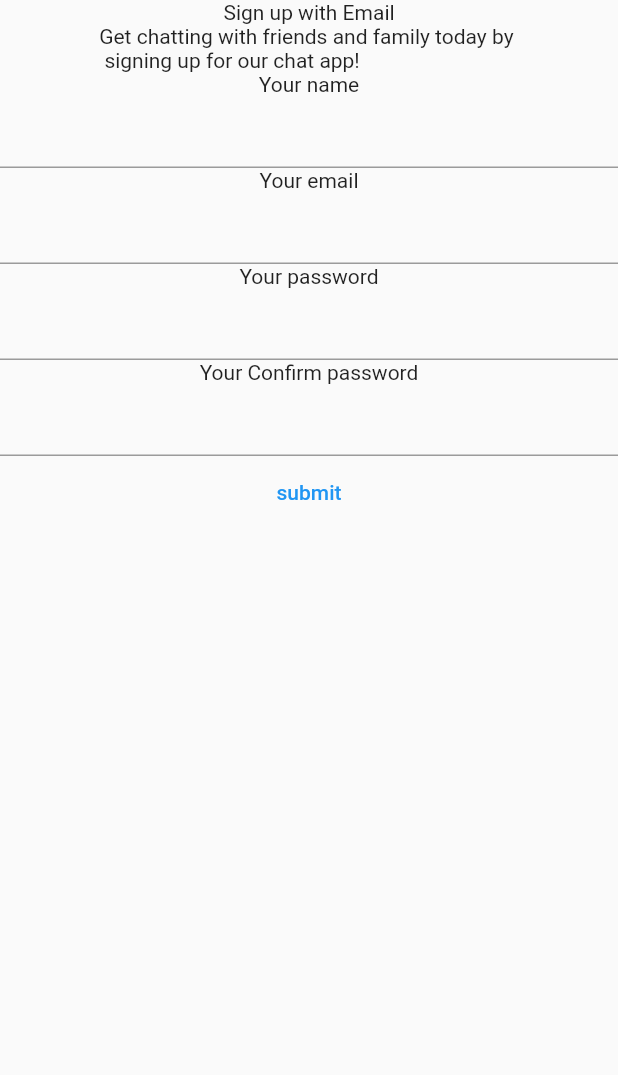
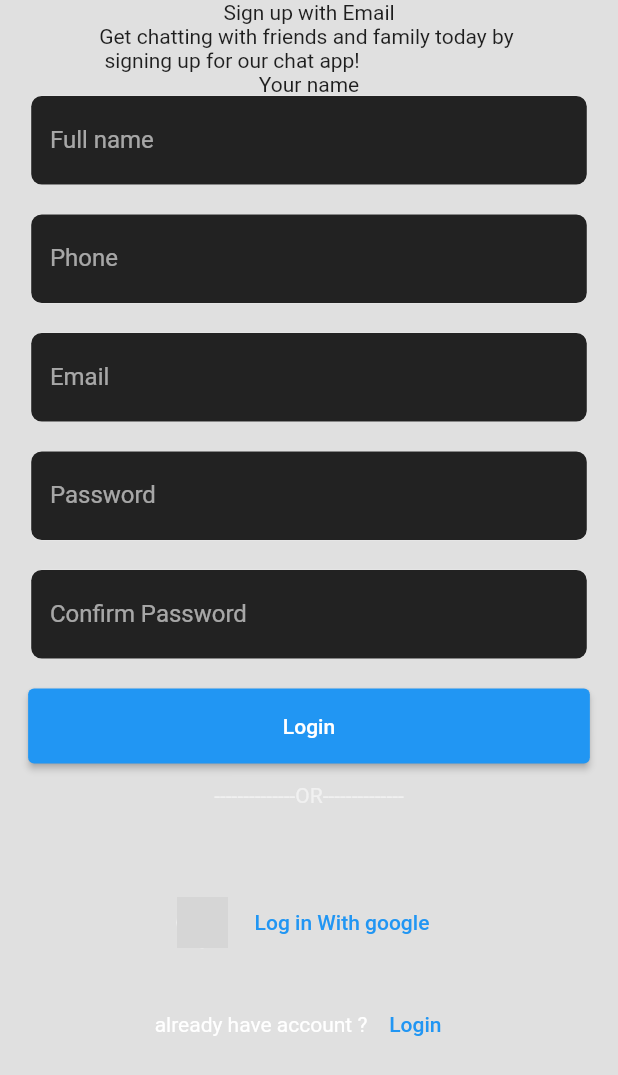
Before and after one commit to akhilbabu759/Comieo_Ecomerce, a Flutter app: the screen it shows after launch, after a tap on "sign up", on a phone screen of 412 x 824 dp. Shown: the top 1075 px of the screen. Run offline on Flutter 3.47's test engine with Material 2 defaults, Android fonts, the phone set to English and light mode, and no system bars; our stand-ins replace dio, flutter_secure_storage, get; network calls fail; Roboto replaces fonts that are missing (Teko); grey boxes are pictures that could not be loaded.

Commit message:
register otp,login and signup page finished

```diff
--- /dev/null
+++ b/lib/core/constent.dart
@@ -0,0 +1,4 @@
+import 'package:flutter/material.dart';
+
+const Color backgroundColorBlack= Colors.black12;
+const SizedBox textFieldGap =SizedBox(height: 20,);
--- a/lib/main.dart
+++ b/lib/main.dart
@@ -1,6 +1,6 @@
 import 'package:flutter/material.dart';
 
-import 'screen/auth/sign_in/signin.dart';
+import 'screen/auth/sign_in/view/signin.dart';
 import 'package:get/get.dart';
 void main() {
   runApp(const MyApp());
--- a/lib/screen/auth/sign_in/signin.dart
+++ /dev/null
@@ -1,136 +0,0 @@
-import 'dart:developer';
-import 'dart:ui';
-
-import 'package:ecomerce/core/text_style.dart';
-import 'package:ecomerce/screen/auth/signup/view/signup.dart';
-import 'package:flutter/material.dart';
-import 'package:flutter/src/widgets/container.dart';
-import 'package:flutter/src/widgets/framework.dart';
-
-class SigninPage extends StatelessWidget {
-   SigninPage({super.key});
-  var emailController = TextEditingController();
-  var passwordController= TextEditingController();
-  dynamic size,height,width;
-
-
-
-  @override
-  Widget build(BuildContext context) {
-     size = MediaQuery.of(context).size;
-    height = size.height;
-    width = size.width;
-    return Scaffold(backgroundColor: Colors.black12,
-      body: SafeArea(
-          child: Column(
-        mainAxisAlignment: MainAxisAlignment.center,
-        children: [
-          Row(
-            mainAxisAlignment: MainAxisAlignment.center,
-            children:const [
-               Text(
-                'Comieo',
-                style: textstyle,
-              )
-            ],
-          ),
-          // Text(
-          //   'Welcome back! Sign in using your Social\n account or enail to us',
-          //   style: TextStyle(fontSize: 20),
-          // ),
-
-          Form(
-              child: Column(
-            children: [
-              Text('Your email'),
-               Padding(
-                  padding: EdgeInsets.only(left:width*0.05,right: width*0.05),
-                  child: Container(
-                      decoration: BoxDecoration(
-                        color: Color.fromARGB(255, 34, 34, 34),
-                        borderRadius: new BorderRadius.circular(7.0),
-                        boxShadow:[ BoxShadow(spreadRadius: 0.2,
-                          color: Colors.white54)]
-                      ),
-                      child: Padding(
-                          padding:  EdgeInsets.only(left: width*0.03, right: width*0.03,),
-                          child: TextFormField(controller: emailController,
-                              decoration: const InputDecoration(
-                            border: InputBorder.none,
-                            labelText: 'Email',labelStyle: TextStyle(color: Colors.white60)
-                          ))))),
-              const Text('Password'),
-              Padding(
-                  padding: EdgeInsets.only(left:width*0.05,right: width*0.05),
-                  child: Container(
-                      decoration: BoxDecoration(
-                        color: Color.fromARGB(255, 34, 34, 34),
-                        borderRadius: new BorderRadius.circular(7.0),
-                        boxShadow:[ BoxShadow(spreadRadius: 0.2,
-                          color: Colors.white54)]
-                      ),
-                      child: Padding(
-                          padding:  EdgeInsets.only(left: width*0.03, right:width*0.03, ),
-                          child: TextFormField(controller: passwordController,
-                              decoration: const InputDecoration(
-                            border: InputBorder.none,
-
-                            labelText: 'Password',labelStyle: TextStyle(color: Colors.white60)
-                          ))))),
-                          Row(mainAxisAlignment: MainAxisAlignment.end,
-                            children: [TextButton(onPressed: () {
-
-                          }, child: Text('forgot password?'))],),
-
-                          SizedBox(width: width*0.9,
-                            child: ElevatedButton(
-                               style: ElevatedButton.styleFrom(
-
-        minimumSize: const Size.fromHeight(50),
-      ),
-                              onPressed: () {
-
-                            },child:Text('Login') ),
-                          ),
-                          SizedBox(height: height*0.04,),
-                          Text('--------------OR--------------',style: TextStyle(color: Colors.white54),)
-              // TextButton(onPressed:() {
-              //   log('kk');
-              //   log(emailController.text);
-              //   log(passwordController.text);
-
-              // }, child: Text('submit'))
-            ],
-          )),
-
-          Text('________or_______'),
-           Row(
-            mainAxisAlignment: MainAxisAlignment.center,
-            children: [
-              CircleAvatar(minRadius: 17,
-                backgroundColor: colorWhite,
-                backgroundImage: NetworkImage(
-                    'https://upload.wikimedia.org/wikipedia/commons/thumb/5/53/Google_%22G%22_Logo.svg/1200px-Google_%22G%22_Logo.svg.png'),
-              ),SizedBox(width: 10,),
-              TextButton(onPressed: () {
-
-              }, child: Text('Log in With google'))
-            ],
-          ),
-          SizedBox(height: height*0.03,),
-
-          Row(
-            mainAxisAlignment: MainAxisAlignment.center,
-            children: [Text("Don't have account ?",style: TextStyle(color: colorWhite),),
-              TextButton(onPressed:() {
-                Navigator.of(context).push(MaterialPageRoute(builder: (context) => SignupPage(), ));
-
-              }, child: Text('sign up')),
-            ],
-          ),
-
-        ],
-      )),
-    );
-  }
-}
--- /dev/null
+++ b/lib/screen/auth/sign_in/view/form/login_form.dart
@@ -0,0 +1,83 @@
+import 'package:flutter/material.dart';
+
+class LoginFrom extends StatelessWidget {
+  const LoginFrom({
+    Key? key,
+    required this.width,
+    required this.emailController,
+    required this.passwordController,
+    required this.height,
+  }) : super(key: key);
+
+  final  width;
+  final TextEditingController emailController;
+  final TextEditingController passwordController;
+  final  height;
+
+  @override
+  Widget build(BuildContext context) {
+    return Form(
+        child: Column(
+      children: [
+        Text('Your email'),
+         Padding(
+            padding: EdgeInsets.only(left:width*0.05,right: width*0.05),
+            child: Container(
+                decoration: BoxDecoration(
+                  color: Color.fromARGB(255, 34, 34, 34),
+                  borderRadius: new BorderRadius.circular(7.0),
+                  boxShadow:[ BoxShadow(spreadRadius: 0.2,
+                    color: Colors.white54)]
+                ),
+                child: Padding(
+                    padding:  EdgeInsets.only(left: width*0.03, right: width*0.03,),
+                    child: TextFormField(controller: emailController,
+                        decoration: const InputDecoration(
+                      border: InputBorder.none,
+                      labelText: 'Email',labelStyle: TextStyle(color: Colors.white60)
+                    ))))),
+        const Text('Password'),
+        Padding(
+            padding: EdgeInsets.only(left:width*0.05,right: width*0.05),
+            child: Container(
+                decoration: BoxDecoration(
+                  color: Color.fromARGB(255, 34, 34, 34),
+                  borderRadius: new BorderRadius.circular(7.0),
+                  boxShadow:[ BoxShadow(spreadRadius: 0.2,
+                    color: Colors.white54)]
+                ),
+                child: Padding(
+                    padding:  EdgeInsets.only(left: width*0.03, right:width*0.03, ),
+                    child: TextFormField(controller: passwordController,
+                        decoration: const InputDecoration(
+                      border: InputBorder.none,
+
+                      labelText: 'Password',labelStyle: TextStyle(color: Colors.white60)
+                    ))))),
+                    Row(mainAxisAlignment: MainAxisAlignment.end,
+                      children: [TextButton(onPressed: () {
+
+                    }, child: Text('forgot password?'))],),
+
+                    SizedBox(width: width*0.9,
+                      child: ElevatedButton(
+                         style: ElevatedButton.styleFrom(
+
+        minimumSize: const Size.fromHeight(50),
+      ),
+                        onPressed: () {
+
+                      },child:Text('Login') ),
+                    ),
+                    SizedBox(height: height*0.04,),
+                    Text('--------------OR--------------',style: TextStyle(color: Colors.white54),)
+        // TextButton(onPressed:() {
+        //   log('kk');
+        //   log(emailController.text);
+        //   log(passwordController.text);
+
+        // }, child: Text('submit'))
+      ],
+    ));
+  }
+}
--- /dev/null
+++ b/lib/screen/auth/sign_in/view/signin.dart
@@ -0,0 +1,79 @@
+import 'dart:developer';
+import 'dart:ui';
+
+import 'package:ecomerce/core/constent.dart';
+import 'package:ecomerce/core/text_style.dart';
+import 'package:ecomerce/screen/auth/signup/view/signup.dart';
+import 'package:flutter/material.dart';
+import 'package:flutter/src/widgets/container.dart';
+import 'package:flutter/src/widgets/framework.dart';
+import 'package:get/get.dart';
+
+import 'form/login_form.dart';
+
+class SigninPage extends StatelessWidget {
+   SigninPage({super.key});
+  var emailController = TextEditingController();
+  var passwordController= TextEditingController();
+  dynamic size,height,width;
+
+
+
+  @override
+  Widget build(BuildContext context) {
+     size = MediaQuery.of(context).size;
+    height = size.height;
+    width = size.width;
+    return Scaffold(backgroundColor: backgroundColorBlack,
+      body: SafeArea(
+          child: Column(
+        mainAxisAlignment: MainAxisAlignment.center,
+        children: [
+          Row(
+            mainAxisAlignment: MainAxisAlignment.center,
+            children:const [
+               Text(
+                'Comieo',
+                style: textstyle,
+              )
+            ],
+          ),
+          // Text(
+          //   'Welcome back! Sign in using your Social\n account or enail to us',
+          //   style: TextStyle(fontSize: 20),
+          // ),
+
+          LoginFrom(width: width, emailController: emailController, passwordController: passwordController, height: height),
+
+          Text('________or_______'),
+           Row(
+            mainAxisAlignment: MainAxisAlignment.center,
+            children: [
+              CircleAvatar(minRadius: 17,
+                backgroundColor: colorWhite,
+                backgroundImage: NetworkImage(
+                    'https://upload.wikimedia.org/wikipedia/commons/thumb/5/53/Google_%22G%22_Logo.svg/1200px-Google_%22G%22_Logo.svg.png'),
+              ),SizedBox(width: 10,),
+              TextButton(onPressed: () {
+
+              }, child: Text('Log in With google'))
+            ],
+          ),
+          SizedBox(height: height*0.03,),
+
+          Row(
+            mainAxisAlignment: MainAxisAlignment.center,
+            children: [Text("Don't have account ?",style: TextStyle(color: colorWhite),),
+              TextButton(onPressed:() {
+                // Navigator.of(context).push(MaterialPageRoute(builder: (context) => SignupPage(), ));
+                Get.to(SignupPage());
+
+              }, child: Text('sign up')),
+            ],
+          ),
+
+        ],
+      )),
+    );
+  }
+}
--- /dev/null
+++ b/lib/screen/auth/signup/controller/controller.dart
@@ -0,0 +1,17 @@
+import 'package:ecomerce/screen/auth/signup/model/model.dart';
+import 'package:flutter/material.dart';
+import 'package:get/get.dart';
+
+class SignupController extends GetxController {
+  final TextEditingController usernameController = TextEditingController();
+  final TextEditingController emailController = TextEditingController();
+  final TextEditingController phoneController = TextEditingController();
+  final TextEditingController passwordController = TextEditingController();
+  final TextEditingController conformpasswordController =
+      TextEditingController();
+
+   Future<void> addUser(BuildContext context)async{
+    final signupmodel = SignUpModel(fullname: usernameController.text, email: emailController.text, phone: phoneController.text, password: passwordController.text);
+
+   }   Otp
+}
--- /dev/null
+++ b/lib/screen/auth/signup/controller/register_verification_otp/controller.dart
@@ -0,0 +1,46 @@
+import 'dart:developer';
+
+import 'package:dio/dio.dart';
+import 'package:ecomerce/screen/auth/signup/model/model.dart';
+import 'package:ecomerce/util/dio_exception/error_popup/snack_bar.dart';
+import 'package:flutter/material.dart';
+import 'package:get/get.dart';
+import 'package:flutter_secure_storage/flutter_secure_storage.dart';
+class VerifyOtpController extends GetxController{
+  final verifyOtps = VerifyOtpService();
+  FlutterSecureStorage storage = const FlutterSecureStorage();
+  Dio dio = Dio();
+    bool isLoading = false;
+  String code ='';
+  void onSubmitCode(String submitCode){
+    log(submitCode,);
+    code =submitCode;
+    update();
+  }
+  void submitOtp(SignUpModel model,code,context){
+    if(code.length!=4){
+      SnackBarPop.popUp(context,'Please enter the OTP',Colors.red);
+    }else{
+      isLoading=true;
+      update();
+      verifyOtps.verifyOtp(model.email,code,context).then((value)){
+        if(value!=null){
+          SignUpService().signupUser(model,context).then((value)){
+            if(value!=null){
+              if(value!=null){
+                storage.write(key:'token',value:value.accessToken);
+                storage.write(key:'refreshToken',value:value.refreshToken);
+                get.offAll(()=>screenNavigator());
+                isLoding =false;
+                update();
+              }
+            }
+          };
+        }
+
+
+      };
+
+    }
+  }
+}
--- a/lib/screen/auth/signup/view/signup.dart
+++ b/lib/screen/auth/signup/view/signup.dart
@@ -1,38 +1,65 @@
 import 'dart:developer';
 
+import 'package:ecomerce/core/constent.dart';
+import 'package:ecomerce/core/text_style.dart';
 import 'package:flutter/material.dart';
-import 'package:flutter/src/widgets/container.dart';
-import 'package:flutter/src/widgets/framework.dart';
+import 'package:get/get.dart';
+
+
+import 'signup_form/signup_form.dart';
 
 class SignupPage extends StatelessWidget {
    SignupPage({super.key});
 
-
+var size;
+var height;
+var width;
  var emailController = TextEditingController();
  var nameController = TextEditingController();
 
  var passwordController= TextEditingController();
   @override
   Widget build(BuildContext context) {
-    return Scaffold(
+    size = MediaQuery.of(context).size;
+    height = size.height;
+    width = size.width;
+    return Scaffold(backgroundColor: backgroundColorBlack,
       body: SafeArea(child: Column(
         children: [
           Text('Sign up with Email',style: TextStyle(fontFamily: 'Teko'),),
           Text('Get chatting with friends and family today by \n signing up for our chat app! '),
           Text('Your name'),
-              TextFormField(controller: nameController, ),
-             Text('Your email'),
-              TextFormField( controller: emailController),
-             Text('Your password'),
-              TextFormField(controller: passwordController, ),
-               Text('Your Confirm password'),
-              TextFormField( ),
-                TextButton(onPressed:() {
+             SignupFrom(emailController: emailController,passwordController: passwordController,height:height*0.4,width: width*1.01, ),
+             textFieldGap,
+             Padding(
+               padding:  EdgeInsets.only(top:height*0.04),
+               child: Row(
+            mainAxisAlignment: MainAxisAlignment.center,
+            children: [
+                CircleAvatar(minRadius: 17,
+                  backgroundColor: colorWhite,
+                  backgroundImage: NetworkImage(
+                      'https://upload.wikimedia.org/wikipedia/commons/thumb/5/53/Google_%22G%22_Logo.svg/1200px-Google_%22G%22_Logo.svg.png'),
+                ),SizedBox(width: 10,),
+                TextButton(onPressed: () {
+
+                }, child: Text('Log in With google'))
+            ],
+          ),
+             ),textFieldGap,
+             Row(mainAxisAlignment: MainAxisAlignment.center,
+               children: [
+                 Text('already have account ?',style: TextStyle(color:colorWhite ),),
+                 TextButton(onPressed:() {
+                  Get.back();
                 log(nameController.text);
                 log(emailController.text);
                 log(passwordController.text);
 
-              }, child: Text('submit'))
+              }, child: const Text('Login'))
+               ],
+             ),
+
 
 
 
--- /dev/null
+++ b/lib/screen/auth/signup/view/signup_form/signup_form.dart
@@ -0,0 +1,130 @@
+import 'package:ecomerce/core/constent.dart';
+import 'package:flutter/material.dart';
+
+class SignupFrom extends StatelessWidget {
+   SignupFrom({
+    Key? key,
+    required this.width,
+    required this.emailController,
+    required this.passwordController,
+    required this.height,
+  }) : super(key: key);
+
+  late num  width;
+  final TextEditingController emailController;
+  final TextEditingController passwordController;
+  late num height;
+
+  @override
+  Widget build(BuildContext context) {
+    return Form(
+        child: Column(
+      children: [ Padding(
+            padding: EdgeInsets.only(left:width*0.05,right: width*0.05),
+            child: Container(
+                decoration: BoxDecoration(
+                  color: Color.fromARGB(255, 34, 34, 34),
+                  borderRadius: new BorderRadius.circular(7.0),
+                  boxShadow:[ BoxShadow(spreadRadius: 0.2,
+                    color: Colors.white54)]
+                ),
+                child: Padding(
+                    padding:  EdgeInsets.only(left: width*0.03, right: width*0.03,),
+                    child: TextFormField(controller: emailController,
+                        decoration: const InputDecoration(
+                      border: InputBorder.none,
+                      labelText: 'Full name',labelStyle: TextStyle(color: Colors.white60)
+                    ))))),textFieldGap,
+                     Padding(
+            padding: EdgeInsets.only(left:width*0.05,right: width*0.05),
+            child: Container(
+                decoration: BoxDecoration(
+                  color: Color.fromARGB(255, 34, 34, 34),
+                  borderRadius: new BorderRadius.circular(7.0),
+                  boxShadow:[ BoxShadow(spreadRadius: 0.2,
+                    color: Colors.white54)]
+                ),
+                child: Padding(
+                    padding:  EdgeInsets.only(left: width*0.03, right: width*0.03,),
+                    child: TextFormField(controller: emailController,
+                        decoration: const InputDecoration(
+                      border: InputBorder.none,
+                      labelText: 'Phone',labelStyle: TextStyle(color: Colors.white60)
+                    ))))),textFieldGap,
+
+         Padding(
+            padding: EdgeInsets.only(left:width*0.05,right: width*0.05),
+            child: Container(
+                decoration: BoxDecoration(
+                  color: Color.fromARGB(255, 34, 34, 34),
+                  borderRadius: new BorderRadius.circular(7.0),
+                  boxShadow:[ BoxShadow(spreadRadius: 0.2,
+                    color: Colors.white54)]
+                ),
+                child: Padding(
+                    padding:  EdgeInsets.only(left: width*0.03, right: width*0.03,),
+                    child: TextFormField(controller: emailController,
+                        decoration: const InputDecoration(
+                      border: InputBorder.none,
+                      labelText: 'Email',labelStyle: TextStyle(color: Colors.white60)
+                    ))))),textFieldGap,
+
+        Padding(
+            padding: EdgeInsets.only(left:width*0.05,right: width*0.05),
+            child: Container(
+                decoration: BoxDecoration(
+                  color: Color.fromARGB(255, 34, 34, 34),
+                  borderRadius: new BorderRadius.circular(7.0),
+                  boxShadow:[ BoxShadow(spreadRadius: 0.2,
+                    color: Colors.white54)]
+                ),
+                child: Padding(
+                    padding:  EdgeInsets.only(left: width*0.03, right:width*0.03, ),
+                    child: TextFormField(controller: passwordController,
+                        decoration: const InputDecoration(
+                      border: InputBorder.none,
+
+                      labelText: 'Password',labelStyle: TextStyle(color: Colors.white60)
+                    ))))),textFieldGap,
+                    Padding(
+            padding: EdgeInsets.only(left:width*0.05,right: width*0.05),
+            child: Container(
+                decoration: BoxDecoration(
+                  color: Color.fromARGB(255, 34, 34, 34),
+                  borderRadius: new BorderRadius.circular(7.0),
+                  boxShadow:[ BoxShadow(spreadRadius: 0.2,
+                    color: Colors.white54)]
+                ),
+                child: Padding(
+                    padding:  EdgeInsets.only(left: width*0.03, right:width*0.03, ),
+                    child: TextFormField(controller: passwordController,
+                        decoration: const InputDecoration(
+                      border: InputBorder.none,
+
+                      labelText: 'Confirm Password',labelStyle: TextStyle(color: Colors.white60)
+                    ))))),textFieldGap,
+
+
+
+                    SizedBox(width: width*0.9,
+                      child: ElevatedButton(
+                         style: ElevatedButton.styleFrom(
+
+        minimumSize: const Size.fromHeight(50),
+      ),
+                        onPressed: () {
+
+                      },child:Text('Login') ),
+                    ),
+                    SizedBox(height: height*0.04,),
+                    Text('--------------OR--------------',style: TextStyle(color: Colors.white54),)
+        // TextButton(onPressed:() {
+        //   log('kk');
+        //   log(emailController.text);
+        //   log(passwordController.text);
+
+        // }, child: Text('submit'))
+      ],
+    ));
+  }
+}
--- a/pubspec.yaml
+++ b/pubspec.yaml
@@ -38,6 +38,7 @@ dependencies:
   cupertino_icons: ^1.0.2
   dio: ^4.0.6
   get: ^4.6.5
+  flutter_secure_storage: ^7.0.1
 
 dev_dependencies:
   flutter_test:
```
Also changed, not shown: pubspec.lock, 5 other files.
